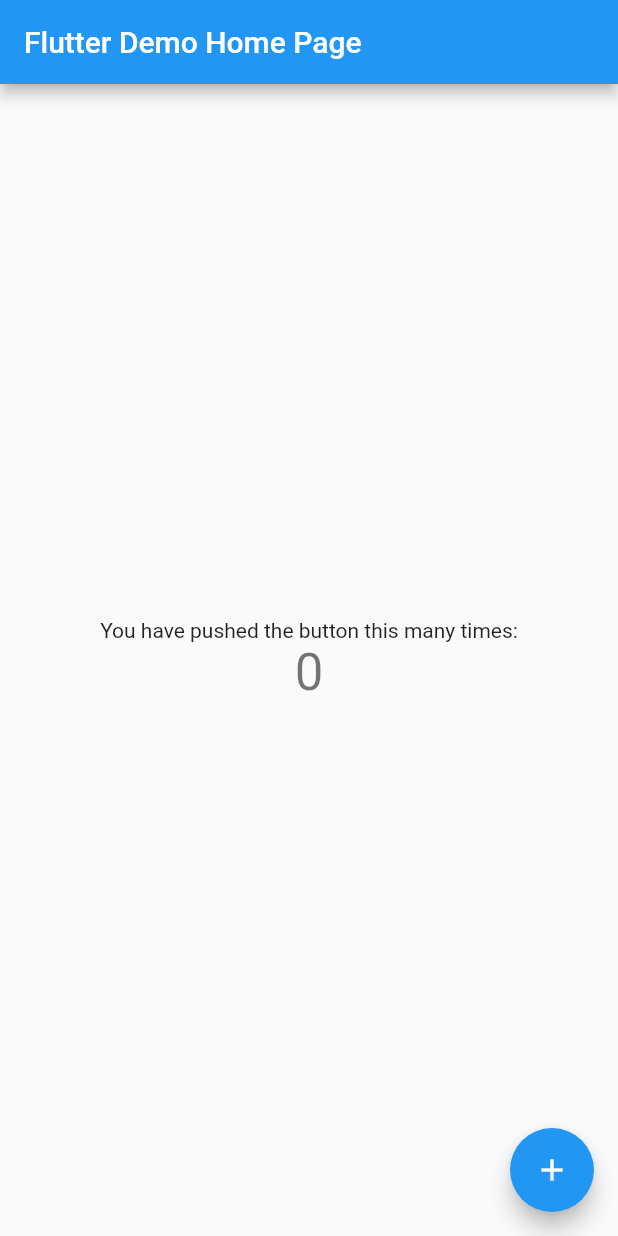
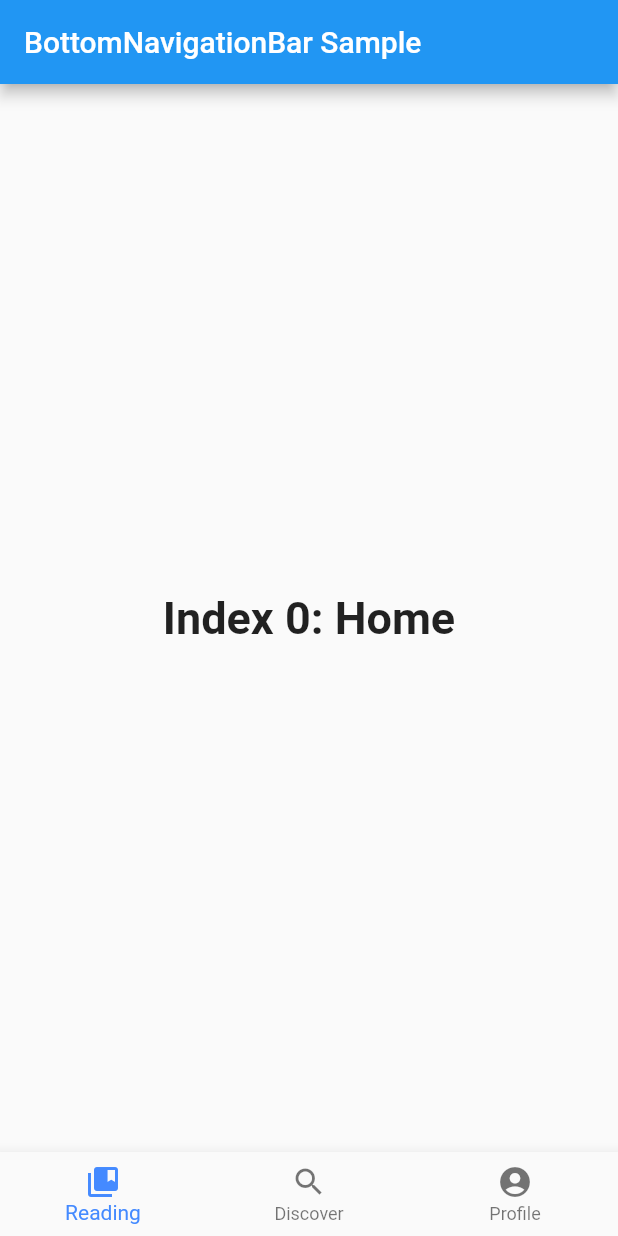
Before and after one commit to Wayabook/BookifyMultiplatformApp, a Flutter app: the screen it shows after launch, on a phone screen of 412 x 824 dp. Run offline on Flutter 3.47's test engine with Material 2 defaults, Android fonts, the phone set to English and light mode, and no system bars.

Commit message:
Bottom Bar Added.

```diff
--- a/lib/main.dart
+++ b/lib/main.dart
@@ -1,111 +1,91 @@
+// Flutter code sample for BottomNavigationBar
+
+// This example shows a [BottomNavigationBar] as it is used within a [Scaffold]
+// widget. The [BottomNavigationBar] has three [BottomNavigationBarItem]
+// widgets and the [currentIndex] is set to index 0. The selected item is
+// amber. The `_onItemTapped` function changes the selected item's index
+// and displays a corresponding message in the center of the [Scaffold].
+//
+// ![A scaffold with a bottom navigation bar containing three bottom navigation
+// bar items. The first one is selected.](https://flutter.github.io/assets-for-api-docs/assets/material/bottom_navigation_bar.png)
+
 import 'package:flutter/material.dart';
 
 void main() => runApp(MyApp());
 
+/// This Widget is the main application widget.
 class MyApp extends StatelessWidget {
-  // This widget is the root of your application.
+  static const String _title = 'Flutter Code Sample';
+
   @override
   Widget build(BuildContext context) {
     return MaterialApp(
-      title: 'Flutter Demo',
-      theme: ThemeData(
-        // This is the theme of your application.
-        //
-        // Try running your application with "flutter run". You'll see the
-        // application has a blue toolbar. Then, without quitting the app, try
-        // changing the primarySwatch below to Colors.green and then invoke
-        // "hot reload" (press "r" in the console where you ran "flutter run",
-        // or simply save your changes to "hot reload" in a Flutter IDE).
-        // Notice that the counter didn't reset back to zero; the application
-        // is not restarted.
-        primarySwatch: Colors.blue,
-      ),
-      home: MyHomePage(title: 'Flutter Demo Home Page'),
+      title: _title,
+      home: MyStatefulWidget(),
     );
   }
 }
 
-class MyHomePage extends StatefulWidget {
-  MyHomePage({Key key, this.title}) : super(key: key);
-
-  // This widget is the home page of your application. It is stateful, meaning
-  // that it has a State object (defined below) that contains fields that affect
-  // how it looks.
-
-  // This class is the configuration for the state. It holds the values (in this
-  // case the title) provided by the parent (in this case the App widget) and
-  // used by the build method of the State. Fields in a Widget subclass are
-  // always marked "final".
-
-  final String title;
+class MyStatefulWidget extends StatefulWidget {
+  MyStatefulWidget({Key key}) : super(key: key);
 
   @override
-  _MyHomePageState createState() => _MyHomePageState();
+  _MyStatefulWidgetState createState() => _MyStatefulWidgetState();
 }
 
-class _MyHomePageState extends State<MyHomePage> {
-  int _counter = 0;
+class _MyStatefulWidgetState extends State<MyStatefulWidget> {
+  int _selectedIndex = 0;
+  static const TextStyle optionStyle =
+  TextStyle(fontSize: 30, fontWeight: FontWeight.bold);
+  static const List<Widget> _widgetOptions = <Widget>[
+    Text(
+      'Index 0: Home',
+      style: optionStyle,
+    ),
+    Text(
+      'Index 1: Business',
+      style: optionStyle,
+    ),
+    Text(
+      'Index 2: School',
+      style: optionStyle,
+    ),
+  ];
 
-  void _incrementCounter() {
+  void _onItemTapped(int index) {
     setState(() {
-      // This call to setState tells the Flutter framework that something has
-      // changed in this State, which causes it to rerun the build method below
-      // so that the display can reflect the updated values. If we changed
-      // _counter without calling setState(), then the build method would not be
-      // called again, and so nothing would appear to happen.
-      _counter++;
+      _selectedIndex = index;
     });
   }
 
   @override
   Widget build(BuildContext context) {
-    // This method is rerun every time setState is called, for instance as done
-    // by the _incrementCounter method above.
-    //
-    // The Flutter framework has been optimized to make rerunning build methods
-    // fast, so that you can just rebuild anything that needs updating rather
-    // than having to individually change instances of widgets.
     return Scaffold(
       appBar: AppBar(
-        // Here we take the value from the MyHomePage object that was created by
-        // the App.build method, and use it to set our appbar title.
-        title: Text(widget.title),
+        title: const Text('BottomNavigationBar Sample'),
       ),
       body: Center(
-        // Center is a layout widget. It takes a single child and positions it
-        // in the middle of the parent.
-        child: Column(
-          // Column is also a layout widget. It takes a list of children and
-          // arranges them vertically. By default, it sizes itself to fit its
-          // children horizontally, and tries to be as tall as its parent.
-          //
-          // Invoke "debug painting" (press "p" in the console, choose the
-          // "Toggle Debug Paint" action from the Flutter Inspector in Android
-          // Studio, or the "Toggle Debug Paint" command in Visual Studio Code)
-          // to see the wireframe for each widget.
-          //
-          // Column has various properties to control how it sizes itself and
-          // how it positions its children. Here we use mainAxisAlignment to
-          // center the children vertically; the main axis here is the vertical
-          // axis because Columns are vertical (the cross axis would be
-          // horizontal).
-          mainAxisAlignment: MainAxisAlignment.center,
-          children: <Widget>[
-            Text(
-              'You have pushed the button this many times:',
-            ),
-            Text(
-              '$_counter',
-              style: Theme.of(context).textTheme.display1,
-            ),
-          ],
-        ),
+        child: _widgetOptions.elementAt(_selectedIndex),
       ),
-      floatingActionButton: FloatingActionButton(
-        onPressed: _incrementCounter,
-        tooltip: 'Increment',
-        child: Icon(Icons.add),
-      ), // This trailing comma makes auto-formatting nicer for build methods.
+      bottomNavigationBar: BottomNavigationBar(
+        items: const <BottomNavigationBarItem>[
+          BottomNavigationBarItem(
+            icon: Icon(Icons.collections_bookmark),
+            title: Text('Reading'),
+          ),
+          BottomNavigationBarItem(
+            icon: Icon(Icons.search),
+            title: Text('Discover'),
+          ),
+          BottomNavigationBarItem(
+            icon: Icon(Icons.account_circle),
+            title: Text('Profile'),
+          ),
+        ],
+        currentIndex: _selectedIndex,
+        selectedItemColor: Colors.blueAccent,
+        onTap: _onItemTapped,
+      ),
     );
   }
 }
```
